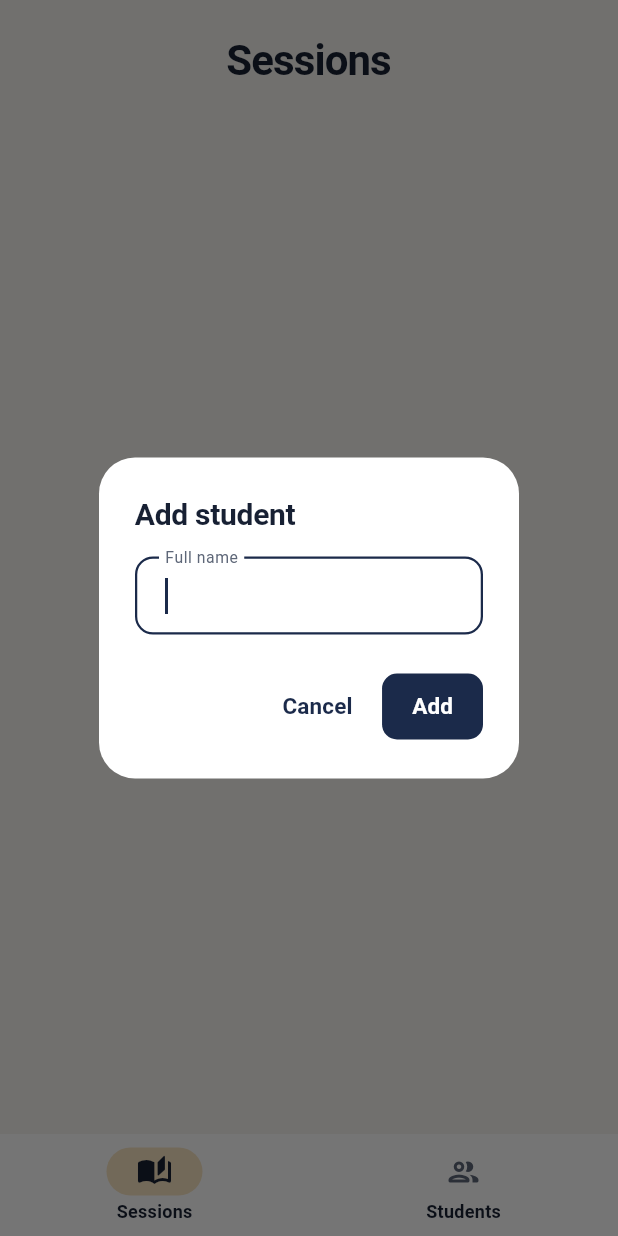
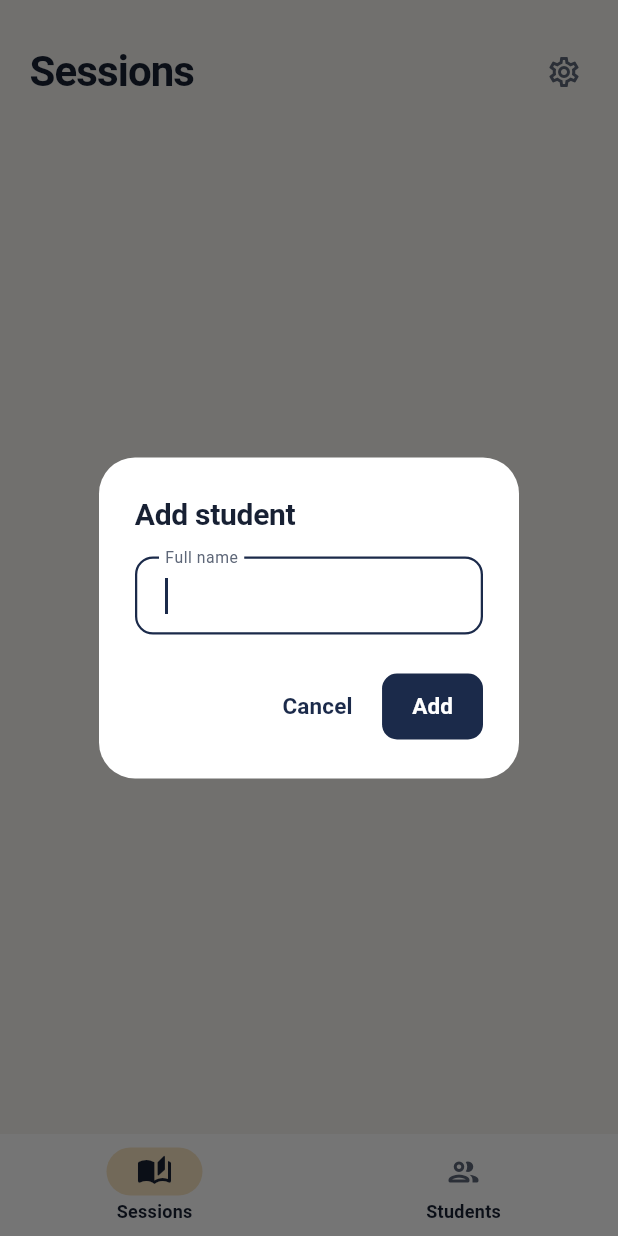
Before and after one commit to Stedern/recitro, a Flutter app: the screen it shows after launch, after a tap on "Add students", on a phone screen of 412 x 824 dp. Run offline on Flutter 3.47's test engine with Material 3 defaults, Android fonts, the phone set to English and light mode, and no system bars.

Commit message:
Add appearance setting (System / Light / Dark)
- Settings gear in the Sessions and Students page headers opens a
  Settings sheet with an Appearance segmented control.
- Choice is saved to recitro_settings.json and restored on launch;
  System (follow the device) stays the default.
- Segment icons hide on narrow screens so labels never wrap.
- Test covers switching the app between light and dark.

Co-Authored-By: Claude Opus 5.5 <noreply@anthropic.com>

```diff
--- /dev/null
+++ b/lib/data/settings_store.dart
@@ -0,0 +1,48 @@
+import 'dart:convert';
+import 'dart:io';
+
+import 'package:flutter/material.dart';
+import 'package:path_provider/path_provider.dart';
+
+/// App preferences, saved separately from class data.
+class SettingsStore extends ChangeNotifier {
+  SettingsStore({this.persist = true});
+
+  /// Tests can turn off disk writes.
+  final bool persist;
+
+  ThemeMode _themeMode = ThemeMode.system;
+  ThemeMode get themeMode => _themeMode;
+
+  Future<void> init() async {
+    if (!persist) return;
+    try {
+      final file = await _file();
+      if (!await file.exists()) return;
+      final data =
+          jsonDecode(await file.readAsString()) as Map<String, dynamic>;
+      final mode = data['themeMode'] as String?;
+      _themeMode = ThemeMode.values.firstWhere(
+        (m) => m.name == mode,
+        orElse: () => ThemeMode.system,
+      );
+    } on Object {
+      // A broken settings file should never stop the app from opening.
+      _themeMode = ThemeMode.system;
+    }
+  }
+
+  Future<void> setThemeMode(ThemeMode mode) async {
+    if (mode == _themeMode) return;
+    _themeMode = mode;
+    notifyListeners();
+    if (!persist) return;
+    final file = await _file();
+    await file.writeAsString(jsonEncode({'themeMode': mode.name}));
+  }
+
+  Future<File> _file() async {
+    final dir = await getApplicationDocumentsDirectory();
+    return File('${dir.path}/recitro_settings.json');
+  }
+}
--- a/lib/main.dart
+++ b/lib/main.dart
@@ -2,32 +2,42 @@ import 'package:flutter/material.dart';
 import 'package:provider/provider.dart';
 
 import 'data/recitro_store.dart';
+import 'data/settings_store.dart';
 import 'screens/main_shell.dart';
 import 'theme/app_theme.dart';
 
-Future<void>  main() async {
+Future<void> main() async {
   WidgetsFlutterBinding.ensureInitialized();
   final store = RecitroStore();
-  await store.init();
-  runApp(RecitroApp(store: store));
+  final settings = SettingsStore();
+  await Future.wait([store.init(), settings.init()]);
+  runApp(RecitroApp(store: store, settings: settings));
 }
 
 class RecitroApp extends StatelessWidget {
-  const RecitroApp({super.key, required this.store});
+  const RecitroApp({super.key, required this.store, this.settings});
 
   final RecitroStore store;
+  final SettingsStore? settings;
 
   @override
   Widget build(BuildContext context) {
-    return ChangeNotifierProvider.value(
-      value: store,
-      child: MaterialApp(
-        title: 'Recitro',
-        debugShowCheckedModeBanner: false,
-        theme: AppTheme.light(),
-        darkTheme: AppTheme.dark(),
-        themeMode: ThemeMode.system,
-        home: const MainShell(),
+    return MultiProvider(
+      providers: [
+        ChangeNotifierProvider.value(value: store),
+        ChangeNotifierProvider.value(
+          value: settings ?? SettingsStore(persist: false),
+        ),
+      ],
+      child: Consumer<SettingsStore>(
+        builder: (context, settings, _) => MaterialApp(
+          title: 'Recitro',
+          debugShowCheckedModeBanner: false,
+          theme: AppTheme.light(),
+          darkTheme: AppTheme.dark(),
+          themeMode: settings.themeMode,
+          home: const MainShell(),
+        ),
       ),
     );
   }
--- a/lib/screens/sessions_tab.dart
+++ b/lib/screens/sessions_tab.dart
@@ -6,6 +6,7 @@ import '../flows/session_form_screen.dart';
 import '../flows/student_create_flow.dart';
 import '../models/recitation_session.dart';
 import '../theme/app_theme.dart';
+import '../widgets/settings_sheet.dart';
 import '../widgets/ui.dart';
 import 'session_detail_screen.dart';
 
@@ -21,13 +22,14 @@ class SessionsTab extends StatelessWidget {
       return Column(
         crossAxisAlignment: CrossAxisAlignment.stretch,
         children: [
-          const ContentWidth(child: PageTitle(title: 'Sessions')),
+          const ContentWidth(
+            child: PageTitle(title: 'Sessions', trailing: SettingsButton()),
+          ),
           Expanded(
             child: store.students.isEmpty
                 ? EmptyState(
                     title: 'Add your class first',
-                    message:
-                        'Once your students are in, you can start a session and call them one at a time.',
+                    message: 'Once your students are in, you can start a session and call them one at a time.',
                     action: FilledButton(
                       onPressed: () => showStudentCreateFlow(context),
                       child: const Text('Add students'),
@@ -50,7 +52,7 @@ class SessionsTab extends StatelessWidget {
       child: ListView(
         padding: const EdgeInsets.only(bottom: 96),
         children: [
-          const PageTitle(title: 'Sessions'),
+          const PageTitle(title: 'Sessions', trailing: SettingsButton()),
           const SizedBox(height: Space.md),
           for (final session in sessions)
             Padding(
--- a/lib/screens/students_tab.dart
+++ b/lib/screens/students_tab.dart
@@ -5,6 +5,7 @@ import '../data/recitro_store.dart';
 import '../flows/student_create_flow.dart';
 import '../models/student.dart';
 import '../theme/app_theme.dart';
+import '../widgets/settings_sheet.dart';
 import '../widgets/ui.dart';
 import 'student_detail_screen.dart';
 
@@ -21,7 +22,9 @@ class StudentsTab extends StatelessWidget {
       return Column(
         crossAxisAlignment: CrossAxisAlignment.stretch,
         children: [
-          const ContentWidth(child: PageTitle(title: 'Students')),
+          const ContentWidth(
+            child: PageTitle(title: 'Students', trailing: SettingsButton()),
+          ),
           Expanded(
             child: EmptyState(
               title: 'No students yet',
@@ -41,6 +44,7 @@ class StudentsTab extends StatelessWidget {
         padding: const EdgeInsets.only(bottom: 96),
         children: [
           PageTitle(
+            trailing: const SettingsButton(),
             title: 'Students',
             subtitle: '${students.length} in class',
           ),
@@ -88,8 +92,8 @@ class _StudentRow extends StatelessWidget {
     final String? subtitle = ready > 0
         ? (ready == 1 ? 'Reward ready' : '$ready rewards ready')
         : total > 0
-            ? '$total pts earned'
-            : null;
+        ? '$total pts earned'
+        : null;
 
     return InkWell(
       onTap: () => Navigator.of(context).push(
@@ -120,10 +124,12 @@ class _StudentRow extends StatelessWidget {
                       Text(
                         subtitle,
                         style: text.bodySmall?.copyWith(
-                          color:
-                              ready > 0 ? context.palette.accentInk : context.palette.muted,
-                          fontWeight:
-                              ready > 0 ? FontWeight.w600 : FontWeight.w400,
+                          color: ready > 0
+                              ? context.palette.accentInk
+                              : context.palette.muted,
+                          fontWeight: ready > 0
+                              ? FontWeight.w600
+                              : FontWeight.w400,
                         ),
                       ),
                   ],
@@ -131,8 +137,11 @@ class _StudentRow extends StatelessWidget {
               ),
               PopupMenuButton<_Action>(
                 tooltip: 'More',
-                icon: Icon(Icons.more_vert_rounded,
-                    color: context.palette.muted, size: 20),
+                icon: Icon(
+                  Icons.more_vert_rounded,
+                  color: context.palette.muted,
+                  size: 20,
+                ),
                 onSelected: (a) => _onAction(context, a),
                 itemBuilder: (_) => const [
                   PopupMenuItem(value: _Action.rename, child: Text('Rename')),
--- a/lib/widgets/ui.dart
+++ b/lib/widgets/ui.dart
@@ -118,25 +118,39 @@ class SectionHeader extends StatelessWidget {
 
 /// Large page title used at the top of each tab.
 class PageTitle extends StatelessWidget {
-  const PageTitle({super.key, required this.title, this.subtitle});
+  const PageTitle({
+    super.key,
+    required this.title,
+    this.subtitle,
+    this.trailing,
+  });
 
   final String title;
   final String? subtitle;
+
+  /// Optional action aligned with the title (e.g. a settings button).
+  final Widget? trailing;
 
   @override
   Widget build(BuildContext context) {
     final text = Theme.of(context).textTheme;
     return Padding(
-      padding: const EdgeInsets.fromLTRB(
+      padding: EdgeInsets.fromLTRB(
         Space.page,
         Space.xl,
-        Space.page,
+        // Icon buttons carry their own padding; pull them to the gutter.
+        trailing == null ? Space.page : Space.page - 8,
         Space.xs,
       ),
       child: Column(
         crossAxisAlignment: CrossAxisAlignment.start,
         children: [
-          Text(title, style: text.headlineMedium),
+          Row(
+            children: [
+              Expanded(child: Text(title, style: text.headlineMedium)),
+              ?trailing,
+            ],
+          ),
           if (subtitle != null) ...[
             const SizedBox(height: 2),
             Text(subtitle!, style: text.bodyMedium?.copyWith(
```
Also changed, not shown: lib/widgets/settings_sheet.dart (added, +96 -0 lines), 1 other file.
